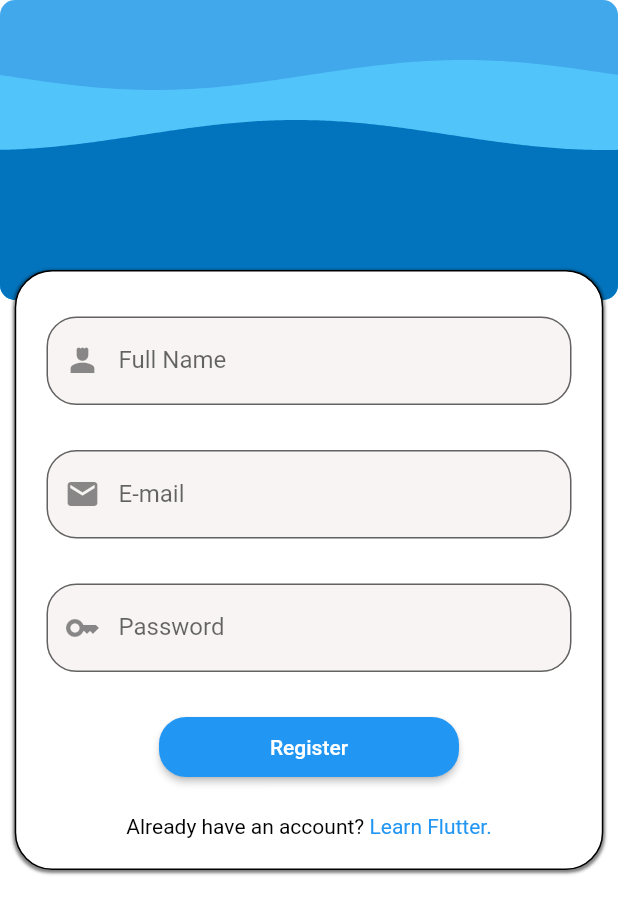
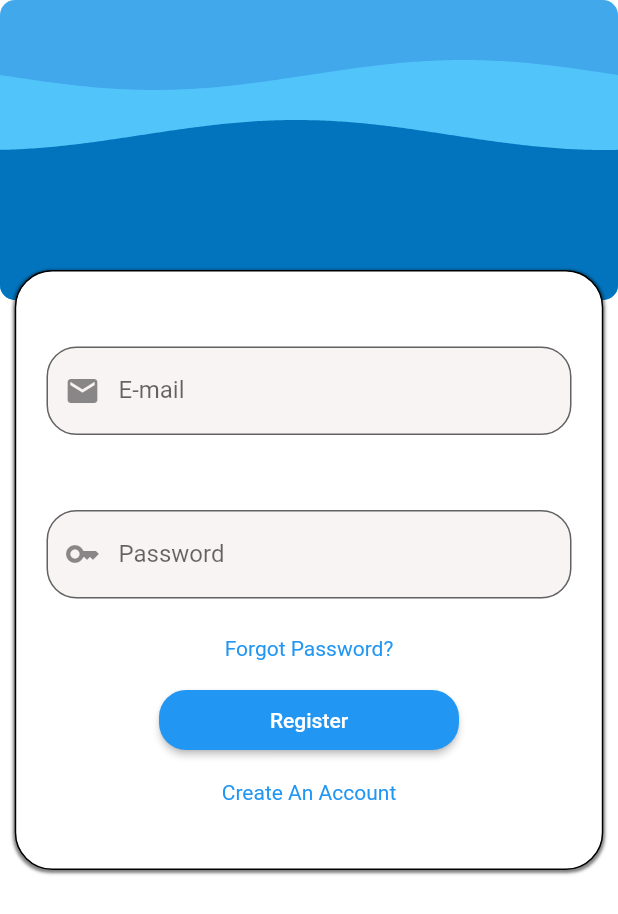
Before and after one commit to AliMousa27/WorkoutTracker, a Flutter app: the screen it shows after launch, on a phone screen of 412 x 824 dp. Shown: the top 914 px of the screen. Run offline on Flutter 3.47's test engine with Material 2 defaults, Android fonts, the phone set to English and light mode, and no system bars; drawn by our look-alikes of wave.

Commit message:
refactor login page

```diff
--- a/flutterapp/lib/login.dart
+++ b/flutterapp/lib/login.dart
@@ -8,44 +8,33 @@ class Login extends InitalPage {
   Column addContentToContainer() {
     return Column(
       children: [
+        const SizedBox(
+          height: 50,
+        ),
         createTextField("E-mail", 3.5, Icons.email, false),
+        const SizedBox(
+          height: 50,
+        ),
         createTextField("Password", 0.5, Icons.key, true),
-        const Align(
-          alignment: Alignment.bottomLeft,
-          heightFactor: 3,
-          widthFactor: 3,
-          child: Text(
-            //TODO:MAKE CLICKABLE THAT TAKES YOU ELSEWHERE
-            "Forgot Password?",
-            style: TextStyle(color: Colors.blue),
-          ),
+        const SizedBox(
+          height: 25,
         ),
-        Align(
-          heightFactor: 2,
-          child: SizedBox(
-            width: 200,
-            height: 40,
-            child: ElevatedButton(
-              onPressed: login,
-              style: ButtonStyle(
-                shape: MaterialStateProperty.all<RoundedRectangleBorder>(
-                  RoundedRectangleBorder(
-                    borderRadius: BorderRadius.circular(18.0),
-                  ),
-                ),
-              ),
-              child: const Text("Login"),
-            ),
-          ),
+        const Text(
+          //todo: make text clickable
+          "Forgot Password?",
+          style: TextStyle(color: Colors.blue),
         ),
-        const Align(
-          alignment: Alignment.center,
-          heightFactor: 1,
-          child: Text(
-            //TODO:MAKE CLICKABLE THAT TAKES YOU ELSEWHERE
-            "Create An Account",
-            style: TextStyle(color: Colors.blue),
-          ),
+        const SizedBox(
+          height: 20,
+        ),
+        super.createStyledButton(200, 40, 18, login),
+        const SizedBox(
+          height: 20,
+        ),
+        const Text(
+          //todo: make text clickable
+          "Create An Account",
+          style: TextStyle(color: Colors.blue),
         ),
       ],
     );
--- a/flutterapp/lib/main.dart
+++ b/flutterapp/lib/main.dart
@@ -1,6 +1,5 @@
 import 'package:flutter/material.dart';
 import 'package:flutterapp/login.dart';
-import 'package:flutterapp/register_page.dart';
 
 void main() {
   runApp(const MyApp());
@@ -12,6 +11,6 @@ class MyApp extends StatelessWidget {
   // This widget is the root of your application.
   @override
   Widget build(BuildContext context) {
-    return const RegisterPage();
+    return const Login();
   }
 }
```
